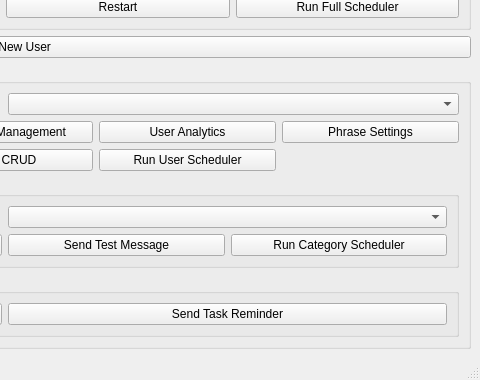
The window that ui/designs/admin_panel.ui (Jacfogel/MHM) describes before a commit, drawn with Qt 5; both pictures show x 470 to 950 and y 370 to 750 of the 950 by 750 pixel window.
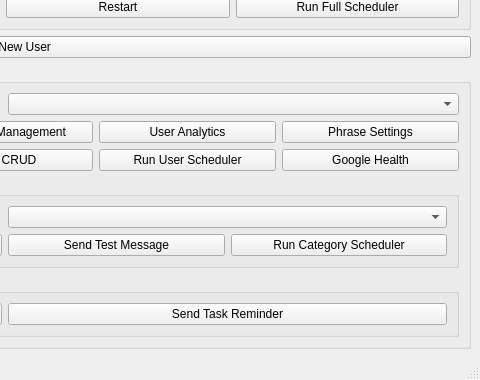
The same window after the commit.

```diff
--- a/ui/designs/admin_panel.ui
+++ b/ui/designs/admin_panel.ui
@@ -221,6 +221,13 @@
                </property>
               </widget>
              </item>
+             <item row="1" column="4">
+              <widget class="QPushButton" name="pushButton_google_health">
+               <property name="text">
+                <string>Google Health</string>
+               </property>
+              </widget>
+             </item>
           </layout>
          </item>
         </layout>
```
